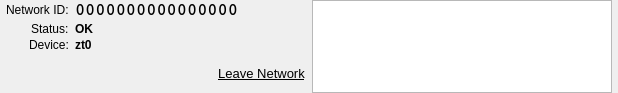
This is ZeroTierUI/network.ui in zerotier/ZeroTierOne as Qt 5 draws it before an edit. The edited form follows.
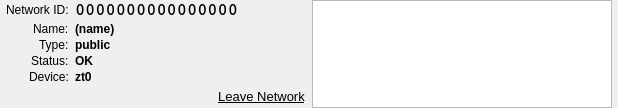
This is the edited form.

What changed in the file:
```diff
--- a/ZeroTierUI/network.ui
+++ b/ZeroTierUI/network.ui
@@ -7,7 +7,7 @@
     <x>0</x>
     <y>0</y>
     <width>618</width>
-    <height>93</height>
+    <height>108</height>
    </rect>
   </property>
   <property name="sizePolicy">
@@ -112,6 +112,16 @@
        </widget>
       </item>
       <item row="3" column="0">
+       <widget class="QLabel" name="label_3">
+        <property name="text">
+         <string>Name:</string>
+        </property>
+        <property name="textFormat">
+         <enum>Qt::PlainText</enum>
+        </property>
+       </widget>
+      </item>
+      <item row="5" column="0">
        <widget class="QLabel" name="label">
         <property name="text">
          <string>Status:</string>
@@ -121,7 +131,7 @@
         </property>
        </widget>
       </item>
-      <item row="3" column="1">
+      <item row="5" column="1">
        <widget class="QLabel" name="statusLabel">
         <property name="sizePolicy">
          <sizepolicy hsizetype="Preferred" vsizetype="Preferred">
@@ -143,7 +153,7 @@
         </property>
        </widget>
       </item>
-      <item row="4" column="0">
+      <item row="6" column="0">
        <widget class="QLabel" name="label_4">
         <property name="text">
          <string>Device:</string>
@@ -153,7 +163,7 @@
         </property>
        </widget>
       </item>
-      <item row="4" column="1">
+      <item row="6" column="1">
        <widget class="QLabel" name="deviceLabel">
         <property name="font">
          <font>
@@ -169,7 +179,7 @@
         </property>
        </widget>
       </item>
-      <item row="5" column="1">
+      <item row="7" column="1">
        <widget class="QWidget" name="leaveNetworkButtonContainerWidget" native="true">
         <property name="sizePolicy">
          <sizepolicy hsizetype="Expanding" vsizetype="Expanding">
@@ -231,6 +241,48 @@
         </layout>
        </widget>
       </item>
+      <item row="3" column="1">
+       <widget class="QLabel" name="nameLabel">
+        <property name="font">
+         <font>
+          <weight>75</weight>
+          <bold>true</bold>
+         </font>
+        </property>
+        <property name="text">
+         <string>(name)</string>
+        </property>
+        <property name="textFormat">
+         <enum>Qt::PlainText</enum>
+        </property>
+       </widget>
+      </item>
+      <item row="4" column="0">
+       <widget class="QLabel" name="label_5">
+        <property name="text">
+         <string>Type:</string>
+        </property>
+        <property name="textFormat">
+         <enum>Qt::PlainText</enum>
+        </property>
+       </widget>
+      </item>
+      <item row="4" column="1">
+       <widget class="QLabel" name="networkTypeLabel">
+        <property name="font">
+         <font>
+          <weight>75</weight>
+          <bold>true</bold>
+         </font>
+        </property>
+        <property name="text">
+         <string>public</string>
+        </property>
+        <property name="textFormat">
+         <enum>Qt::PlainText</enum>
+        </property>
+       </widget>
+      </item>
      </layout>
     </widget>
    </item>
@@ -251,6 +303,9 @@
      <property name="showDropIndicator" stdset="0">
       <bool>false</bool>
      </property>
+     <property name="sortingEnabled">
+      <bool>true</bool>
+     </property>
     </widget>
    </item>
   </layout>
```
